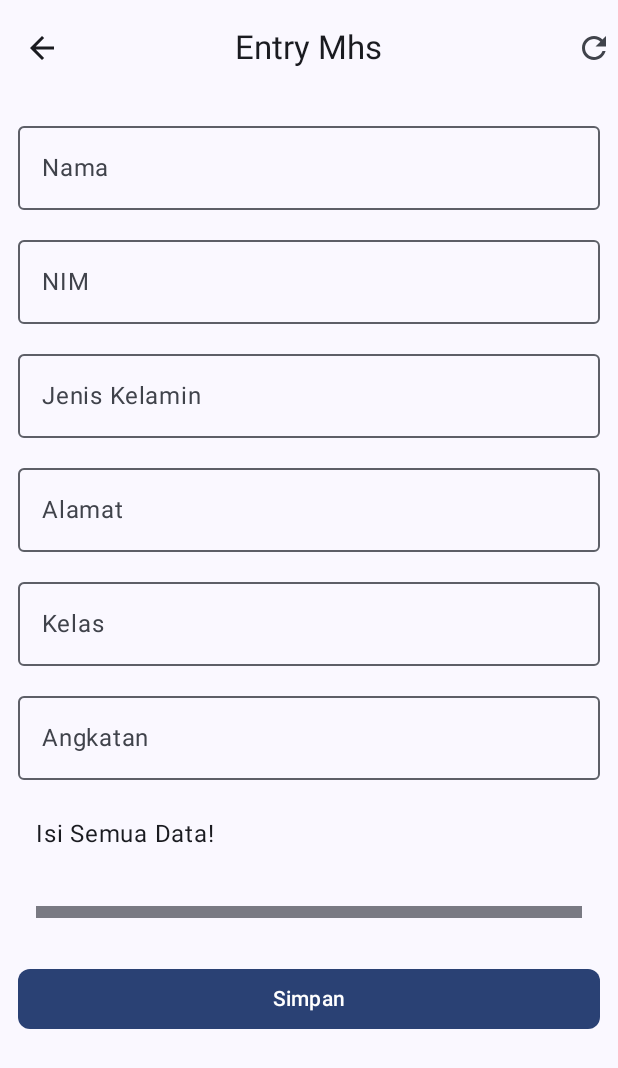
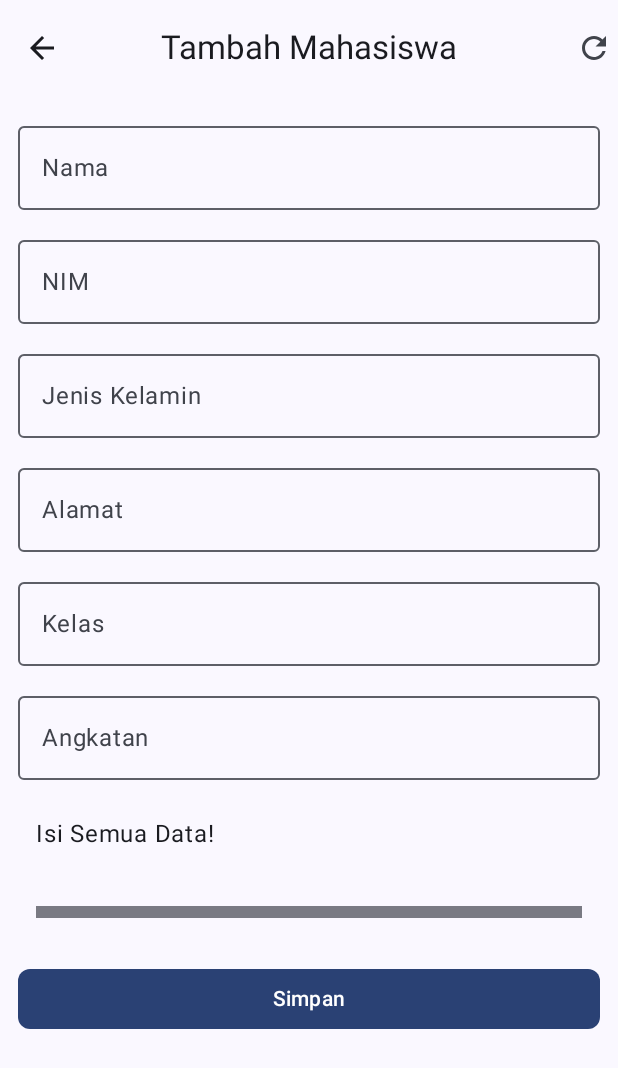
Before and after one commit to DzarZaki/QuestAPI_008, an Android app built with Jetpack Compose: the EntryMhsScreen screen opened through its navigation route, on a phone screen of 412 x 824 dp. Shown: the top 1068 px of the screen. Run offline under Robolectric (Android 15) with nearby library versions, the phone set to English and light mode, and no system bars; libraries missing offline, so code that uses them is left out: com.jakewharton.retrofit2.

Commit message:
Memperbaiki bug

```diff
--- a/app/src/main/java/com/example/pertemuan12/MahasiswaApplications.kt
+++ b/app/src/main/java/com/example/pertemuan12/MahasiswaApplications.kt
@@ -4,11 +4,10 @@ import android.app.Application
 import com.example.pertemuan12.dependenciesinjection.AppContainer
 import com.example.pertemuan12.dependenciesinjection.MahasiswaContainer
 
-class MahasiswaApplications : Application() {
+class MahasiswaApplications:Application(){
     lateinit var container: AppContainer
-
     override fun onCreate() {
         super.onCreate()
-        container = MahasiswaContainer()
+        container= MahasiswaContainer()
     }
 }
--- a/app/src/main/java/com/example/pertemuan12/ui/costumwidget/CostumeTopAppBar.kt
+++ b/app/src/main/java/com/example/pertemuan12/ui/costumwidget/CustomeTopAppBar.kt
@@ -15,7 +15,7 @@ import androidx.compose.ui.Modifier
 
 @OptIn(ExperimentalMaterial3Api::class)
 @Composable
-fun CostumeTopAppBar(
+fun CustomeTopAppBar(
     title: String,
     canNavigateBack: Boolean,
     modifier: Modifier = Modifier,
--- a/app/src/main/java/com/example/pertemuan12/ui/view/HomeView.kt
+++ b/app/src/main/java/com/example/pertemuan12/ui/view/HomeView.kt
@@ -31,22 +31,23 @@ import androidx.compose.material3.TopAppBarDefaults
 import androidx.compose.runtime.Composable
 import androidx.compose.ui.Alignment
 import androidx.compose.ui.Modifier
+import androidx.compose.ui.unit.dp
 import androidx.compose.ui.input.nestedscroll.nestedScroll
 import androidx.compose.ui.res.painterResource
 import androidx.compose.ui.res.stringResource
-import androidx.compose.ui.unit.dp
 import androidx.lifecycle.viewmodel.compose.viewModel
 import com.example.pertemuan12.R
 import com.example.pertemuan12.model.Mahasiswa
-import com.example.pertemuan12.ui.costumwidget.CostumeTopAppBar
+import com.example.pertemuan12.ui.costumwidget.CustomeTopAppBar
 import com.example.pertemuan12.ui.navigation.DestinasiNavigasi
 import com.example.pertemuan12.ui.viewmodel.HomeUiState
 import com.example.pertemuan12.ui.viewmodel.HomeViewModel
 import com.example.pertemuan12.ui.viewmodel.PenyediaViewModel
 
+
 object DestinasiHome : DestinasiNavigasi {
     override val route = "home"
-    override val titleRes = "Home Mhs"
+    override val titleRes = "Home Mahasiswa"
 }
 
 @OptIn(ExperimentalMaterial3Api::class)
@@ -56,12 +57,13 @@ fun HomeScreen(
     modifier: Modifier = Modifier,
     onDetailClick: (String) -> Unit = {},
     viewModel: HomeViewModel = viewModel(factory = PenyediaViewModel.Factory)
-) {
+){
     val scrollBehavior = TopAppBarDefaults.enterAlwaysScrollBehavior()
-    Scaffold(
+
+    Scaffold (
         modifier = modifier.nestedScroll(scrollBehavior.nestedScrollConnection),
         topBar = {
-            CostumeTopAppBar(
+            CustomeTopAppBar(
                 title = DestinasiHome.titleRes,
                 canNavigateBack = false,
                 scrollBehavior = scrollBehavior,
@@ -75,14 +77,15 @@ fun HomeScreen(
                 onClick = navigateToItemEntry,
                 shape = MaterialTheme.shapes.medium,
                 modifier = Modifier.padding(18.dp)
-            ) {
-                Icon(imageVector = Icons.Default.Add, contentDescription = "Add Kontak")
+            )
+            {
+                Icon(imageVector = Icons.Default.Add, contentDescription = "Add Mahasiswa" )
             }
-        }
-    ) { innerPadding ->
+        },
+    ){innerPadding ->
         HomeStatus(
             homeUiState = viewModel.mhsUiState,
-            retryAction = { viewModel.getMhs() },
+            retryAction = { viewModel.getMhs()},
             modifier = Modifier.padding(innerPadding),
             onDetailClick = onDetailClick,
             onDeleteClick = {
@@ -100,117 +103,126 @@ fun HomeStatus(
     modifier: Modifier = Modifier,
     onDeleteClick: (Mahasiswa) -> Unit = {},
     onDetailClick: (String) -> Unit
-) {
-    when (homeUiState) {
+){
+    when (homeUiState){
         is HomeUiState.Loading -> OnLoading(modifier = modifier.fillMaxSize())
-        is HomeUiState.Success -> {
-            if (homeUiState.mahasiswa.isEmpty()) {
-                Box(modifier = modifier.fillMaxSize(), contentAlignment = Alignment.Center) {
-                    Text(text = "Tidak ada data Kontak")
+
+        is HomeUiState.Success ->
+            if (homeUiState.mahasiswa.isEmpty()){
+                return Box(modifier = modifier.fillMaxSize(), contentAlignment = Alignment.Center){
+                    Text(text = "Tidak ada data Mahasiswa")
                 }
-            } else {
+            }else {
                 MhsLayout(
                     mahasiswa = homeUiState.mahasiswa,
-                    modifier = modifier.fillMaxWidth(),
-                    onDetailClick = { onDetailClick(it.nim) },
-                    onDeleteClick = { onDeleteClick(it) }
+                    modifier=modifier.fillMaxWidth(),
+                    onDetailClick = {
+                        onDetailClick(it.nim)
+                    },
+                    onDeleteClick = {
+                        onDeleteClick(it)
+                    }
                 )
             }
-        }
         is HomeUiState.Error -> OnError(retryAction, modifier = modifier.fillMaxSize())
     }
 }
 
 @Composable
-fun OnError(retryAction: () -> Unit, modifier: Modifier = Modifier) {
-    Column(
+fun OnLoading(modifier: Modifier = Modifier){
+    Image(
+        modifier = modifier.size(100.dp)
+            .padding(40.dp),
+        painter = painterResource(R.drawable.loading),
+        contentDescription = stringResource(R.string.loading)
+    )
+}
+
+@Composable
+fun OnError(retryAction: () -> Unit, modifier: Modifier){
+    Column (
         modifier = modifier,
         verticalArrangement = Arrangement.Center,
         horizontalAlignment = Alignment.CenterHorizontally
-    ) {
-        Image(
-            painter = painterResource(id = R.drawable.error),
-            contentDescription = ""
+    ){
+        Image(painter = painterResource(id = R.drawable.error), contentDescription = ""
         )
-        Text(text = stringResource(R.string.loading_failed), modifier = Modifier.padding(16.dp))
+        Text(text = stringResource(id = R.string.loading_failed),
+            modifier = Modifier.padding(16.dp))
         Button(onClick = retryAction) {
             Text(stringResource(R.string.retry))
         }
     }
 }
-@Composable
-fun OnLoading(modifier: Modifier = Modifier) {
-    Image(
-        modifier = modifier.size(200.dp),
-        painter = painterResource(R.drawable.loading),
-        contentDescription = stringResource(R.string.loading)
-    )
-}
+
 @Composable
 fun MhsLayout(
     mahasiswa: List<Mahasiswa>,
-    modifier: Modifier = Modifier,
+    modifier: Modifier= Modifier,
     onDetailClick: (Mahasiswa) -> Unit,
     onDeleteClick: (Mahasiswa) -> Unit = {}
-) {
-    LazyColumn(
+){
+    LazyColumn (
         modifier = modifier,
         contentPadding = PaddingValues(16.dp),
         verticalArrangement = Arrangement.spacedBy(16.dp)
-    ) {
+    ){
         items(mahasiswa) { kontak ->
             MhsCard(
                 mahasiswa = kontak,
                 modifier = Modifier
                     .fillMaxWidth()
                     .clickable { onDetailClick(kontak) },
-                onDeleteClick = { onDeleteClick(kontak) }
+                onDeleteClick = {
+                    onDeleteClick(kontak)
+                }
             )
         }
     }
 }
+
 @Composable
 fun MhsCard(
     mahasiswa: Mahasiswa,
     modifier: Modifier = Modifier,
     onDeleteClick: (Mahasiswa) -> Unit = {}
-) {
-    Card(
+){
+    Card (
         modifier = modifier,
         shape = MaterialTheme.shapes.medium,
         elevation = CardDefaults.cardElevation(defaultElevation = 8.dp)
-    ) {
+    ){
         Column(
             modifier = Modifier.padding(16.dp),
             verticalArrangement = Arrangement.spacedBy(8.dp)
-        ) {
+        ){
             Row(
                 modifier = Modifier.fillMaxWidth(),
                 verticalAlignment = Alignment.CenterVertically
-            ) {
+            ){
                 Text(
-                    text = mahasiswa.nama,
+                    mahasiswa.nama,
                     style = MaterialTheme.typography.titleLarge,
                 )
                 Spacer(Modifier.weight(1f))
                 IconButton(onClick = { onDeleteClick(mahasiswa) }) {
                     Icon(
                         imageVector = Icons.Default.Delete,
-                        contentDescription = null,
+                        contentDescription = null
                     )
                 }
+                Text(
+                    text = mahasiswa.nim,
+                    style = MaterialTheme.typography.titleMedium
+                )
             }
             Text(
-                text = mahasiswa.nim,
-                style = MaterialTheme.typography.titleMedium,
-            )
-            Text(
                 text = mahasiswa.kelas,
-                style = MaterialTheme.typography.titleMedium,
+                style = MaterialTheme.typography.titleMedium
             )
             Text(
                 text = mahasiswa.alamat,
-                style = MaterialTheme.typography.titleMedium,
+                style = MaterialTheme.typography.titleMedium
             )
         }
     }
--- a/app/src/main/java/com/example/pertemuan12/ui/view/InsertView.kt
+++ b/app/src/main/java/com/example/pertemuan12/ui/view/InsertView.kt
@@ -5,7 +5,6 @@ import androidx.compose.foundation.layout.Column
 import androidx.compose.foundation.layout.fillMaxWidth
 import androidx.compose.foundation.layout.padding
 import androidx.compose.foundation.rememberScrollState
-import androidx.compose.foundation.text.KeyboardOptions
 import androidx.compose.foundation.verticalScroll
 import androidx.compose.material3.Button
 import androidx.compose.material3.Divider
@@ -18,11 +17,10 @@ import androidx.compose.material3.TopAppBarDefaults
 import androidx.compose.runtime.Composable
 import androidx.compose.runtime.rememberCoroutineScope
 import androidx.compose.ui.Modifier
+import androidx.compose.ui.unit.dp
 import androidx.compose.ui.input.nestedscroll.nestedScroll
-import androidx.compose.ui.text.input.KeyboardType
-import androidx.compose.ui.unit.dp
 import androidx.lifecycle.viewmodel.compose.viewModel
-import com.example.pertemuan12.ui.costumwidget.CostumeTopAppBar
+import com.example.pertemuan12.ui.costumwidget.CustomeTopAppBar
 import com.example.pertemuan12.ui.navigation.DestinasiNavigasi
 import com.example.pertemuan12.ui.viewmodel.InsertUiEvent
 import com.example.pertemuan12.ui.viewmodel.InsertUiState
@@ -30,32 +28,31 @@ import com.example.pertemuan12.ui.viewmodel.InsertViewModel
 import com.example.pertemuan12.ui.viewmodel.PenyediaViewModel
 import kotlinx.coroutines.launch
 
-object DestinasiEntry : DestinasiNavigasi {
+object DestinasiEntry: DestinasiNavigasi {
     override val route = "item_entry"
-    override val titleRes = "Entry Mhs"
+    override val titleRes = "Tambah Mahasiswa"
 }
 
-@OptIn(ExperimentalMaterial3Api::class)
+@OptIn(ExperimentalMaterial3Api:: class)
 @Composable
 fun EntryMhsScreen(
     navigateBack: () -> Unit,
-    modifier: Modifier = Modifier,
-    viewModel: InsertViewModel = viewModel(factory = PenyediaViewModel.Factory)
-) {
+    modifier: Modifier=Modifier,
+    viewModel: InsertViewModel = viewModel(factory= PenyediaViewModel.Factory)
+){
     val coroutineScope = rememberCoroutineScope()
     val scrollBehavior = TopAppBarDefaults.enterAlwaysScrollBehavior()
-
-    Scaffold(
+    Scaffold (
         modifier = modifier.nestedScroll(scrollBehavior.nestedScrollConnection),
         topBar = {
-            CostumeTopAppBar(
-                title = DestinasiEntry.titleRes,
+            CustomeTopAppBar(
+                title  = DestinasiEntry.titleRes,
                 canNavigateBack = true,
                 scrollBehavior = scrollBehavior,
                 navigateUp = navigateBack
             )
         }
-    ){ innerPadding ->
+    ) { innerPadding ->
         EntryBody(
             insertUiState = viewModel.uiState,
             onSiswaValueChange = viewModel::updateInsertMhsState,
@@ -79,11 +76,11 @@ fun EntryBody(
     onSiswaValueChange: (InsertUiEvent) -> Unit,
     onSaveClick: () -> Unit,
     modifier: Modifier = Modifier
-) {
-    Column(
+){
+    Column (
         verticalArrangement = Arrangement.spacedBy(18.dp),
         modifier = modifier.padding(12.dp)
-    ) {
+    ){
         FormInput(
             insertUiEvent = insertUiState.insertUiEvent,
             onValueChange = onSiswaValueChange,
@@ -93,74 +90,72 @@ fun EntryBody(
             onClick = onSaveClick,
             shape = MaterialTheme.shapes.small,
             modifier = Modifier.fillMaxWidth()
-        ) {
+        ){
             Text(text = "Simpan")
         }
     }
 }
 
-@OptIn(ExperimentalMaterial3Api::class)
 @Composable
 fun FormInput(
     insertUiEvent: InsertUiEvent,
     modifier: Modifier = Modifier,
     onValueChange: (InsertUiEvent) -> Unit = {},
     enabled: Boolean = true
-) {
-    Column(
-        verticalArrangement = Arrangement.spacedBy(12.dp),
-        modifier = modifier
-    ) {
+){
+    Column (
+        modifier = modifier,
+        verticalArrangement = Arrangement.spacedBy(12.dp)
+    ){
         OutlinedTextField(
             value = insertUiEvent.nama,
-            onValueChange = { onValueChange(insertUiEvent.copy(nama = it)) },
-            label = { Text("Nama") },
+            onValueChange = {onValueChange(insertUiEvent.copy(nama = it))},
+            label = { Text(text = "Nama")},
             modifier = Modifier.fillMaxWidth(),
             enabled = enabled,
             singleLine = true
         )
         OutlinedTextField(
             value = insertUiEvent.nim,
-            onValueChange = { onValueChange(insertUiEvent.copy(nim = it)) },
-            label = { Text("NIM") },
+            onValueChange = {onValueChange(insertUiEvent.copy(nim = it))},
+            label = { Text(text = "NIM")},
             modifier = Modifier.fillMaxWidth(),
             enabled = enabled,
             singleLine = true
         )
         OutlinedTextField(
             value = insertUiEvent.jenisKelamin,
-            onValueChange = { onValueChange(insertUiEvent.copy(jenisKelamin = it)) },
-            label = { Text("Jenis Kelamin") },
+            onValueChange = {onValueChange(insertUiEvent.copy(jenisKelamin = it))},
+            label = { Text(text = "Jenis Kelamin")},
             modifier = Modifier.fillMaxWidth(),
             enabled = enabled,
             singleLine = true
         )
         OutlinedTextField(
             value = insertUiEvent.alamat,
-            onValueChange = { onValueChange(insertUiEvent.copy(alamat = it)) },
-            label = { Text("Alamat") },
+            onValueChange = {onValueChange(insertUiEvent.copy(alamat = it))},
+            label = { Text(text = "Alamat")},
             modifier = Modifier.fillMaxWidth(),
             enabled = enabled,
             singleLine = true
         )
         OutlinedTextField(
             value = insertUiEvent.kelas,
-            onValueChange = { onValueChange(insertUiEvent.copy(kelas = it)) },
-            label = { Text("Kelas") },
+            onValueChange = {onValueChange(insertUiEvent.copy(kelas = it))},
+            label = { Text(text = "Kelas")},
             modifier = Modifier.fillMaxWidth(),
             enabled = enabled,
             singleLine = true
         )
         OutlinedTextField(
             value = insertUiEvent.angkatan,
-            onValueChange = { onValueChange(insertUiEvent.copy(angkatan = it)) },
-            keyboardOptions = KeyboardOptions(keyboardType = KeyboardType.Number),
-            label = { Text("Angkatan") },
+            onValueChange = {onValueChange(insertUiEvent.copy(angkatan = it))},
+            label = { Text(text = "Angkatan")},
             modifier = Modifier.fillMaxWidth(),
             enabled = enabled,
             singleLine = true
         )
-        if (enabled) {
+        if (enabled){
             Text(
                 text = "Isi Semua Data!",
                 modifier = Modifier.padding(12.dp)
@@ -171,4 +166,5 @@ fun FormInput(
             modifier = Modifier.padding(12.dp)
         )
     }
+
 }
--- a/app/src/main/java/com/example/pertemuan12/ui/viewmodel/MahasiswaApp.kt
+++ b/app/src/main/java/com/example/pertemuan12/ui/viewmodel/MahasiswaApp.kt
@@ -10,7 +10,6 @@ import androidx.compose.runtime.Composable
 import androidx.compose.ui.Modifier
 import androidx.compose.ui.input.nestedscroll.nestedScroll
 import com.example.pertemuan12.ui.navigation.PengelolaHalaman
-
 @OptIn(ExperimentalMaterial3Api::class)
 @Composable
 fun MahasiswaApp(){
--- a/app/src/main/java/com/example/pertemuan12/ui/viewmodel/PenyediaViewModel.kt
+++ b/app/src/main/java/com/example/pertemuan12/ui/viewmodel/PenyediaViewModel.kt
@@ -6,7 +6,7 @@ import androidx.lifecycle.viewmodel.initializer
 import androidx.lifecycle.viewmodel.viewModelFactory
 import com.example.pertemuan12.MahasiswaApplications
 
-object PenyediaViewModel {
+object PenyediaViewModel{
     val Factory = viewModelFactory {
         initializer { HomeViewModel(aplikasiKontak().container.kontakRepository) }
         initializer { InsertViewModel(aplikasiKontak().container.kontakRepository) }
```
Also changed, not shown: app/src/main/java/com/example/pertemuan12/ui/viewmodel/InsertViewModel.kt (+23 -23 lines), app/src/main/res/drawable/error.png, app/src/main/res/drawable/loading.jpeg (deleted), app/src/main/res/drawable/loading.png (added).
